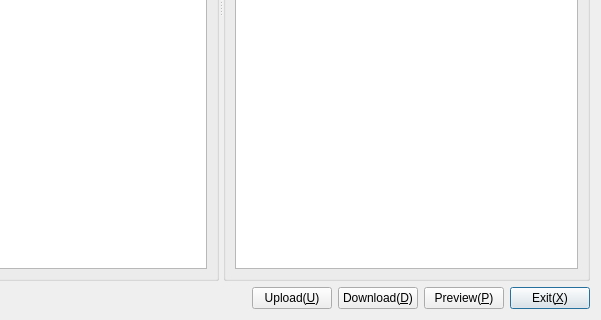
This is regbclt/ui/MediaManageDlg.ui in samwellzuk/regbook as Qt 5 draws it before an edit; both pictures show x 649 to 1250 and y 280 to 600 of the 1250 by 600 pixel window. The edited form follows.
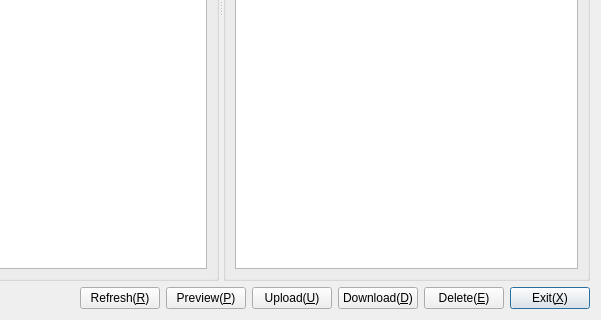
This is the edited form.

Patch:
```diff
--- a/regbclt/ui/MediaManageDlg.ui
+++ b/regbclt/ui/MediaManageDlg.ui
@@ -94,6 +94,20 @@
        </property>
       </spacer>
      </item>
+     <item>
+      <widget class="QPushButton" name="refreshButton">
+       <property name="text">
+        <string>Refresh(&amp;R)</string>
+       </property>
+      </widget>
+     </item>
+     <item>
+      <widget class="QPushButton" name="previewButton">
+       <property name="text">
+        <string>Preview(&amp;P)</string>
+       </property>
+      </widget>
+     </item>
      <item>
       <widget class="QPushButton" name="uploadButton">
        <property name="text">
@@ -109,9 +123,9 @@
       </widget>
      </item>
      <item>
-      <widget class="QPushButton" name="previewButton">
+      <widget class="QPushButton" name="deleteButton">
        <property name="text">
-        <string>Preview(&amp;P)</string>
+        <string>Delete(&amp;E)</string>
        </property>
       </widget>
      </item>
```
Left out of the diff: 13 changed lines with no effect on the pictures.
